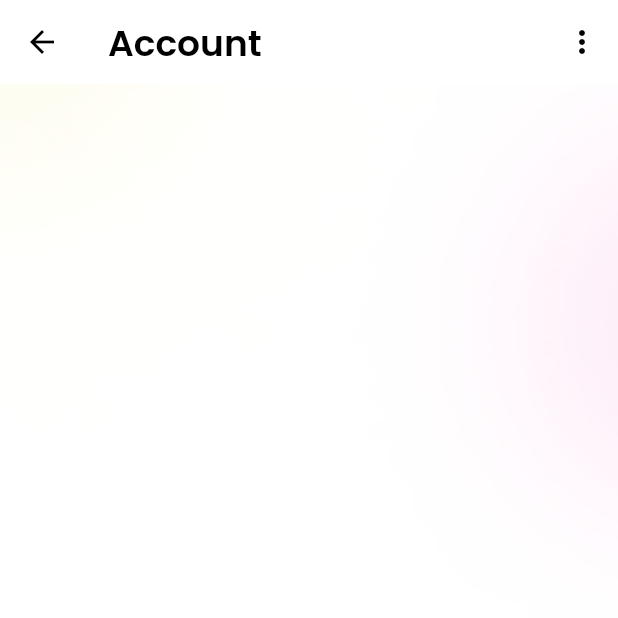
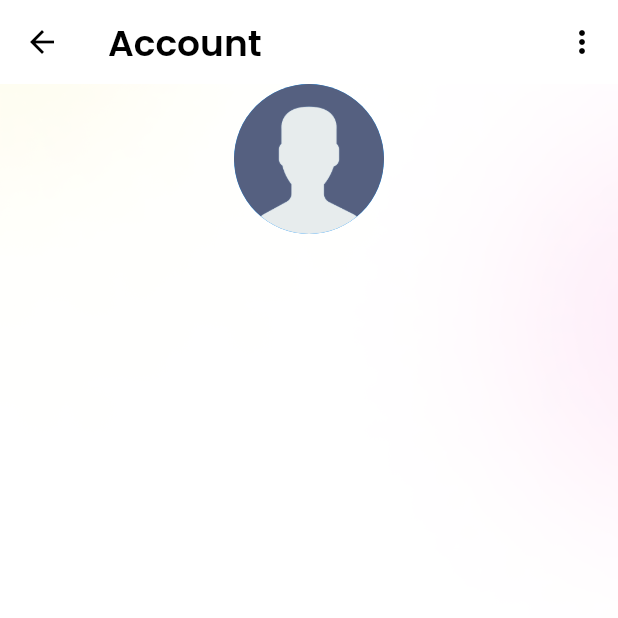
Before and after one commit to vinibressanini/education_app, a Flutter app: the ProfileScreen screen opened directly, on a phone screen of 412 x 824 dp, the top half of it. Run offline on Flutter 3.47's test engine with Material 2 defaults, Android fonts, the phone set to English and light mode, and no system bars; our stand-ins replace bloc, cloud_firestore, dartz, equatable, firebase_auth, firebase_core and 7 more; missing offline and left inert: firebase_ui_auth; accounts and stored records are empty; generated files the repository leaves out were written again; project files that could hold a hidden picture were left out.

Commit message:
style : finished profile page header

```diff
--- a/lib/src/auth/domain/entities/local_user.dart
+++ b/lib/src/auth/domain/entities/local_user.dart
@@ -37,7 +37,18 @@ class LocalUser extends Equatable {
   final List<String> followers;
 
   @override
-  List<Object?> get props => [uid, email];
+  List<Object?> get props => [
+        uid,
+        email,
+        profilePic,
+        bio,
+        points,
+        fullName,
+        groupIds.length,
+        enrolledCoursesId.length,
+        followers.length,
+        following.length,
+      ];
 
   @override
   String toString() => 'LocalUser{id : $uid, email : $email, points : $points, '
--- a/lib/src/dashboard/presentation/views/dashboard_screen.dart
+++ b/lib/src/dashboard/presentation/views/dashboard_screen.dart
@@ -1,3 +1,4 @@
+import 'package:education_app/core/common/app/providers/user_provider.dart';
 import 'package:education_app/core/res/colours.dart';
 import 'package:education_app/src/auth/data/models/local_user_model.dart';
 import 'package:education_app/src/dashboard/presentation/providers/dashboard_controller.dart';
@@ -31,6 +32,7 @@ class _DashboardScreenState extends State<DashboardScreen> {
       stream: DashboardUtils.userDataStream,
       builder: (_, snapshot) {
         if (snapshot.hasData) {
+          context.read<UserProvider>().user = snapshot.data;
           return Consumer<DashboardController>(
             builder: (_, controller, __) {
               return Scaffold(
--- /dev/null
+++ b/lib/src/profile/presentation/refactor/profile_header.dart
@@ -0,0 +1,57 @@
+import 'package:education_app/core/common/app/providers/user_provider.dart';
+import 'package:education_app/core/extensions/context_extension.dart';
+import 'package:education_app/core/res/colours.dart';
+import 'package:education_app/core/res/media_res.dart';
+import 'package:flutter/material.dart';
+import 'package:provider/provider.dart';
+
+class ProfileHeader extends StatelessWidget {
+  const ProfileHeader({super.key});
+
+  @override
+  Widget build(BuildContext context) {
+    return Consumer<UserProvider>(
+      builder: (_, provider, __) {
+        final user = provider.user;
+        final image = user?.profilePic == null || user!.profilePic!.isEmpty
+            ? null
+            : user.profilePic;
+        return Column(
+          children: [
+            CircleAvatar(
+              radius: 50,
+              backgroundImage: image == null
+                  ? const AssetImage(MediaRes.user)
+                  : NetworkImage(image) as ImageProvider,
+            ),
+            const SizedBox(height: 16),
+            Text(
+              user == null ? 'No user' : user.fullName,
+              textAlign: TextAlign.center,
+              style: const TextStyle(
+                fontWeight: FontWeight.w600,
+                fontSize: 24,
+              ),
+            ),
+            const SizedBox(height: 8),
+            if (user?.bio != null && user!.bio!.isNotEmpty) ...[
+              Padding(
+                padding: EdgeInsets.symmetric(horizontal: context.width * 0.15),
+                child: Text(
+                  user.bio!,
+                  style: const TextStyle(
+                    fontSize: 13,
+                    fontStyle: FontStyle.italic,
+                    color: Colours.neutralTextColour,
+                  ),
+                  textAlign: TextAlign.center,
+                ),
+              ),
+            ],
+            const SizedBox(height: 16),
+          ],
+        );
+      },
+    );
+  }
+}
--- a/lib/src/profile/presentation/views/profile_screen.dart
+++ b/lib/src/profile/presentation/views/profile_screen.dart
@@ -1,5 +1,6 @@
 import 'package:education_app/core/common/views/gradient_background.dart';
 import 'package:education_app/core/res/media_res.dart';
+import 'package:education_app/src/profile/presentation/refactor/profile_header.dart';
 import 'package:education_app/src/profile/presentation/widgets/profile_appbar.dart';
 import 'package:flutter/material.dart';
 
@@ -13,7 +14,9 @@ class ProfileScreen extends StatelessWidget {
       appBar: ProfileAppbar(),
       body: GradientBackground(
         image: MediaRes.profileGradientBackground,
-        child: Column(),
+        child: Column(
+          children: [ProfileHeader()],
+        ),
       ),
     );
   }
```
